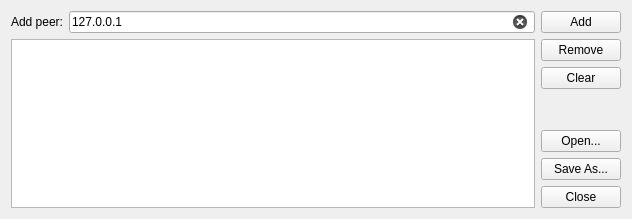
This is ktorrent/ipfilterwidget.ui in KDE/ktorrent as Qt 5 draws it before an edit. The edited form follows.
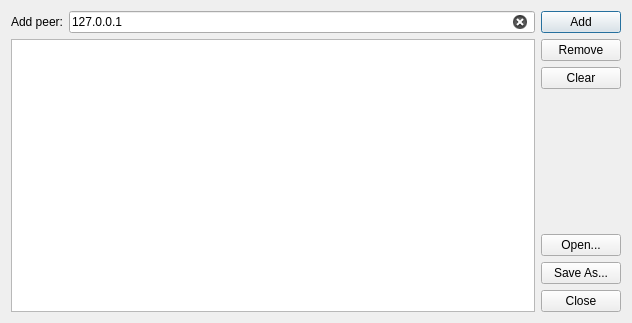
This is the edited form.

Commit message: Port ip filter dialog to QDialog

```diff
--- a/ktorrent/ipfilterwidget.ui
+++ b/ktorrent/ipfilterwidget.ui
@@ -1,13 +1,13 @@
 <?xml version="1.0" encoding="UTF-8"?>
 <ui version="4.0">
  <class>IPFilterWidget</class>
- <widget class="QWidget" name="IPFilterWidget">
+ <widget class="QDialog" name="IPFilterWidget">
   <property name="geometry">
    <rect>
     <x>0</x>
     <y>0</y>
     <width>632</width>
-    <height>219</height>
+    <height>323</height>
    </rect>
   </property>
   <property name="windowTitle">
```
Left out of the diff: 2 changed lines with no effect on the pictures. The commit also changes 2 other files.
